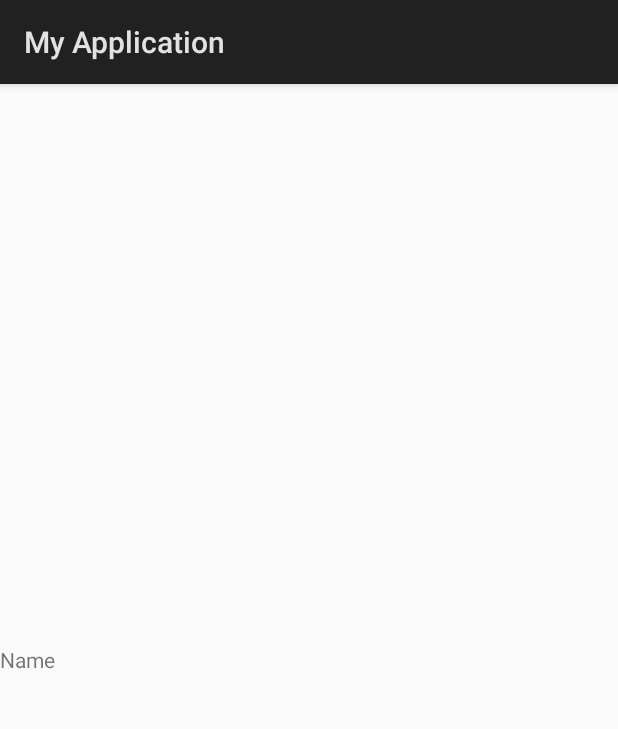
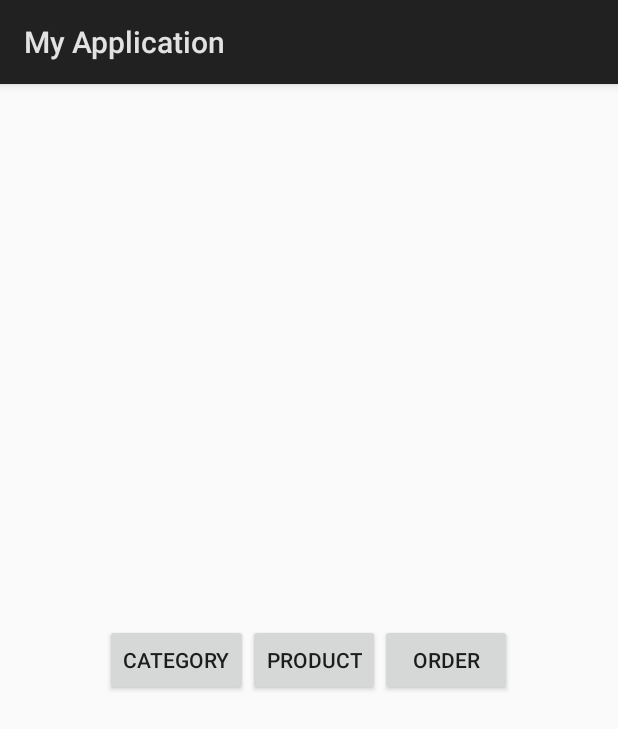
Before and after one commit to chhaichivon/android-sqlite-app, an Android app: the layout activity_main.xml on its own in the app's theme, with its tools: preview values and no code run, on a phone screen of 412 x 824 dp. Shown: the top 729 px of the screen. Run offline under Robolectric (Android 15) with nearby library versions, the phone set to English and light mode, and no system bars.

```diff
--- a/app/src/main/java/com/example/lenovo/myapplication/ProductService.java
+++ b/app/src/main/java/com/example/lenovo/myapplication/ProductService.java
@@ -21,7 +21,6 @@ public class ProductService extends SQLiteHelper implements IAbstractService<Pro
         super(context);
         this.mContext = context;
     }
-
 
     @Override
     public List<Product> findAll(int page, int limit) {
--- a/app/src/main/res/layout/activity_main.xml
+++ b/app/src/main/res/layout/activity_main.xml
@@ -8,13 +8,27 @@
     android:gravity="center"
     tools:context=".MainActivity">
 
-    <TextView
-        android:text="Name"
+    <LinearLayout
         android:layout_width="match_parent"
-        android:layout_height="wrap_content" />
+        android:orientation="horizontal"
+        android:gravity="center"
+        android:layout_height="wrap_content">
 
-    <EditText
+        <Button
+            android:id="@+id/btn_category"
+            android:text="Category"
+            android:layout_width="wrap_content"
+            android:layout_height="wrap_content" />
+        <Button
+            android:id="@+id/btn_product"
+            android:text="Product"
+            android:layout_width="wrap_content"
+            android:layout_height="wrap_content" />
+        <Button
+            android:id="@+id/btn_order"
+            android:text="Order"
+            android:layout_width="wrap_content"
+            android:layout_height="wrap_content" />
+    </LinearLayout>
 
-        android:layout_width="match_parent"
-        android:layout_height="wrap_content" />
 </LinearLayout>
--- a/app/src/main/res/values/strings.xml
+++ b/app/src/main/res/values/strings.xml
@@ -1,3 +1,6 @@
 <resources>
     <string name="app_name">My Application</string>
+
+    <!-- TODO: Remove or change this placeholder text -->
+    <string name="hello_blank_fragment">Hello blank fragment</string>
 </resources>
```
Also changed, not shown: app/build.gradle (+12 -1 lines), app/src/main/java/com/example/lenovo/myapplication/CategoryAdapter.java (added, +35 -0 lines), app/src/main/java/com/example/lenovo/myapplication/CategoryFragment.java (added, +26 -0 lines), app/src/main/java/com/example/lenovo/myapplication/MainActivity.java (+41 -9 lines), app/src/main/java/com/example/lenovo/myapplication/Order.java (added, +9 -0 lines), app/src/main/java/com/example/lenovo/myapplication/OrderApdater.java (added, +37 -0 lines), app/src/main/java/com/example/lenovo/myapplication/OrderFragment.java (added, +26 -0 lines), app/src/main/java/com/example/lenovo/myapplication/ProductAdapter.java (added, +35 -0 lines), app/src/main/java/com/example/lenovo/myapplication/ProductFragment.java (added, +26 -0 lines), app/src/main/res/layout/fragment_category.xml (added, +14 -0 lines), app/src/main/res/layout/fragment_order.xml (added, +14 -0 lines), app/src/main/res/layout/fragment_product.xml (added, +14 -0 lines), 1 other file.
